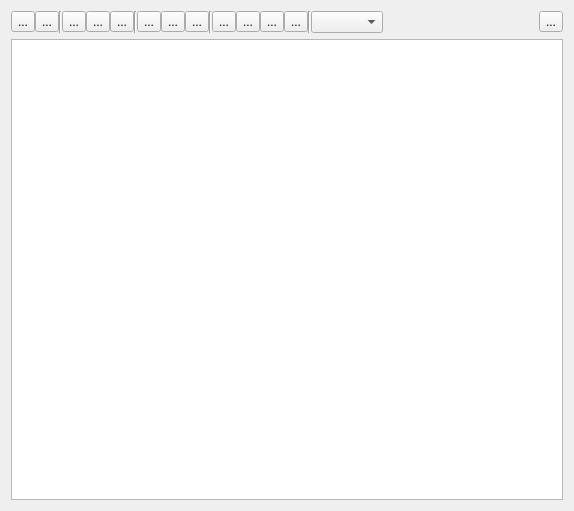
Old version of the form src/IDiaryEdit.ui in the repository ntruchsess/QLandkarteGT.
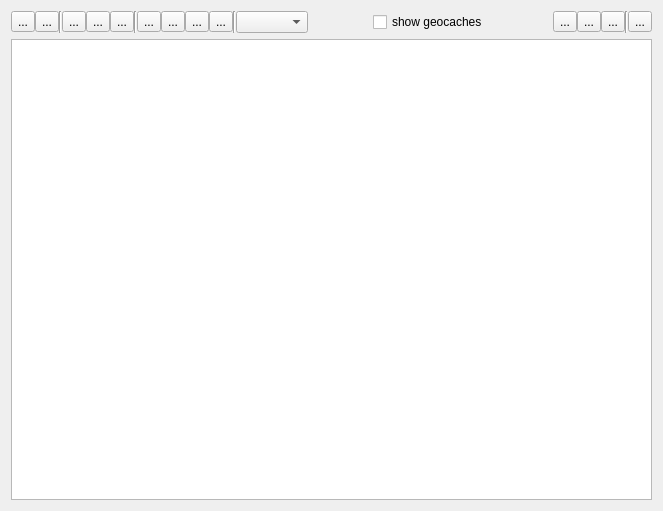
New version of the form.

Commit message: add geocache info

What changed in the file:
```diff
--- a/src/IDiaryEdit.ui
+++ b/src/IDiaryEdit.ui
@@ -6,7 +6,7 @@
    <rect>
     <x>0</x>
     <y>0</y>
-    <width>574</width>
+    <width>663</width>
     <height>511</height>
    </rect>
   </property>
@@ -19,41 +19,7 @@
      <property name="spacing">
       <number>0</number>
      </property>
-     <item row="0" column="9">
-      <widget class="QToolButton" name="toolReload">
-       <property name="text">
-        <string>...</string>
-       </property>
-      </widget>
-     </item>
-     <item row="0" column="10">
-      <widget class="QToolButton" name="toolSave">
-       <property name="text">
-        <string>...</string>
-       </property>
-      </widget>
-     </item>
-     <item row="0" column="11">
-      <widget class="QToolButton" name="toolPrint">
-       <property name="text">
-        <string>...</string>
-       </property>
-      </widget>
-     </item>
-     <item row="0" column="19">
-      <spacer name="horizontalSpacer">
-       <property name="orientation">
-        <enum>Qt::Horizontal</enum>
-       </property>
-       <property name="sizeHint" stdset="0">
-        <size>
-         <width>40</width>
-         <height>20</height>
-        </size>
-       </property>
-      </spacer>
-     </item>
-     <item row="0" column="20">
+     <item row="0" column="28">
       <widget class="QToolButton" name="toolExit">
        <property name="text">
         <string>...</string>
@@ -109,13 +75,6 @@
        </property>
       </widget>
      </item>
-     <item row="0" column="12">
-      <widget class="Line" name="line_3">
-       <property name="orientation">
-        <enum>Qt::Vertical</enum>
-       </property>
-      </widget>
-     </item>
      <item row="0" column="13">
       <widget class="QToolButton" name="toolBold">
        <property name="text">
@@ -154,6 +113,67 @@
        </property>
       </widget>
      </item>
+     <item row="0" column="21">
+      <widget class="QCheckBox" name="checkGeoCache">
+       <property name="text">
+        <string>show geocaches</string>
+       </property>
+      </widget>
+     </item>
+     <item row="0" column="23">
+      <widget class="QToolButton" name="toolReload">
+       <property name="text">
+        <string>...</string>
+       </property>
+      </widget>
+     </item>
+     <item row="0" column="24">
+      <widget class="QToolButton" name="toolSave">
+       <property name="text">
+        <string>...</string>
+       </property>
+      </widget>
+     </item>
+     <item row="0" column="25">
+      <widget class="QToolButton" name="toolPrint">
+       <property name="text">
+        <string>...</string>
+       </property>
+      </widget>
+     </item>
+     <item row="0" column="26">
+      <widget class="Line" name="line_3">
+       <property name="orientation">
+        <enum>Qt::Vertical</enum>
+       </property>
+      </widget>
+     </item>
+     <item row="0" column="22">
+      <spacer name="horizontalSpacer">
+       <property name="orientation">
+        <enum>Qt::Horizontal</enum>
+       </property>
+       <property name="sizeHint" stdset="0">
+        <size>
+         <width>40</width>
+         <height>20</height>
+        </size>
+       </property>
+      </spacer>
+     </item>
+     <item row="0" column="19">
+      <spacer name="horizontalSpacer_2">
+       <property name="orientation">
+        <enum>Qt::Horizontal</enum>
+       </property>
+       <property name="sizeHint" stdset="0">
+        <size>
+         <width>40</width>
+         <height>20</height>
+        </size>
+       </property>
+      </spacer>
+     </item>
     </layout>
    </item>
    <item>
```
The commit also changes 2 other files.
